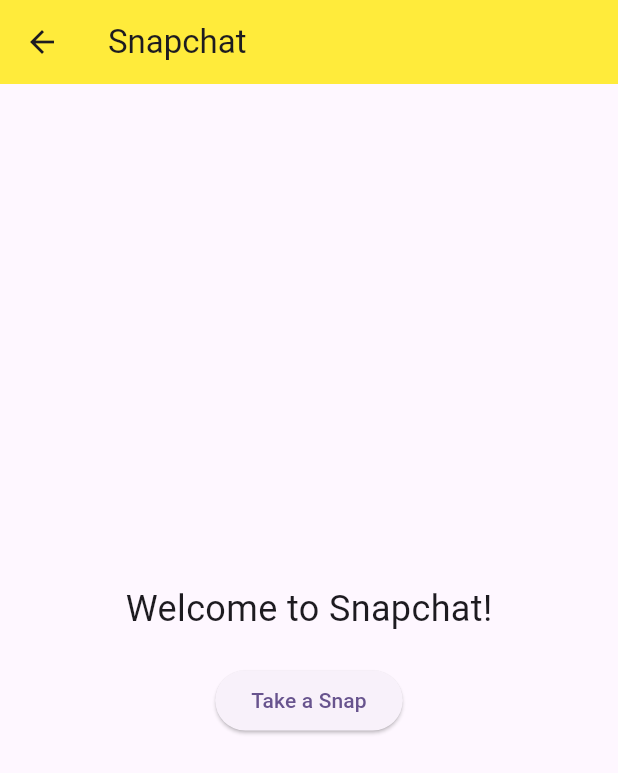
After one commit to QAMARKAZMI/snapchat_ui_clone, a Flutter app: the Snapchat screen opened directly, on a phone screen of 412 x 824 dp. The commit adds this screen. Shown: the top 773 px of the screen. Run offline on Flutter 3.47's test engine with Material 3 defaults, Android fonts, the phone set to English and light mode, and no system bars.

Commit message:
secound commit

```diff
--- /dev/null
+++ b/lib/snapchat.dart
@@ -0,0 +1,38 @@
+import 'package:flutter/material.dart';
+
+class Snapchat extends StatefulWidget {
+  const Snapchat({super.key});
+
+  @override
+  State<Snapchat> createState() => _SnapchatState();
+}
+
+class _SnapchatState extends State<Snapchat> {
+  @override
+  Widget build(BuildContext context) {
+    return Scaffold(
+      appBar: AppBar(
+        title: const Text('Snapchat'),
+        backgroundColor: Colors.yellow,
+      ),
+      body: Center(
+        child: Column(
+          mainAxisAlignment: MainAxisAlignment.center,
+          children: <Widget>[
+            const Text(
+              'Welcome to Snapchat!',
+              style: TextStyle(fontSize: 24),
+            ),
+            const SizedBox(height: 20),
+            ElevatedButton(
+              onPressed: () {
+                // Add your button action here
+              },
+              child: const Text('Take a Snap'),
+            ),
+          ],
+        ),
+      ),
+    );
+  }
+}
```
Also changed, not shown: lib/main.dart (+0 -8 lines).
